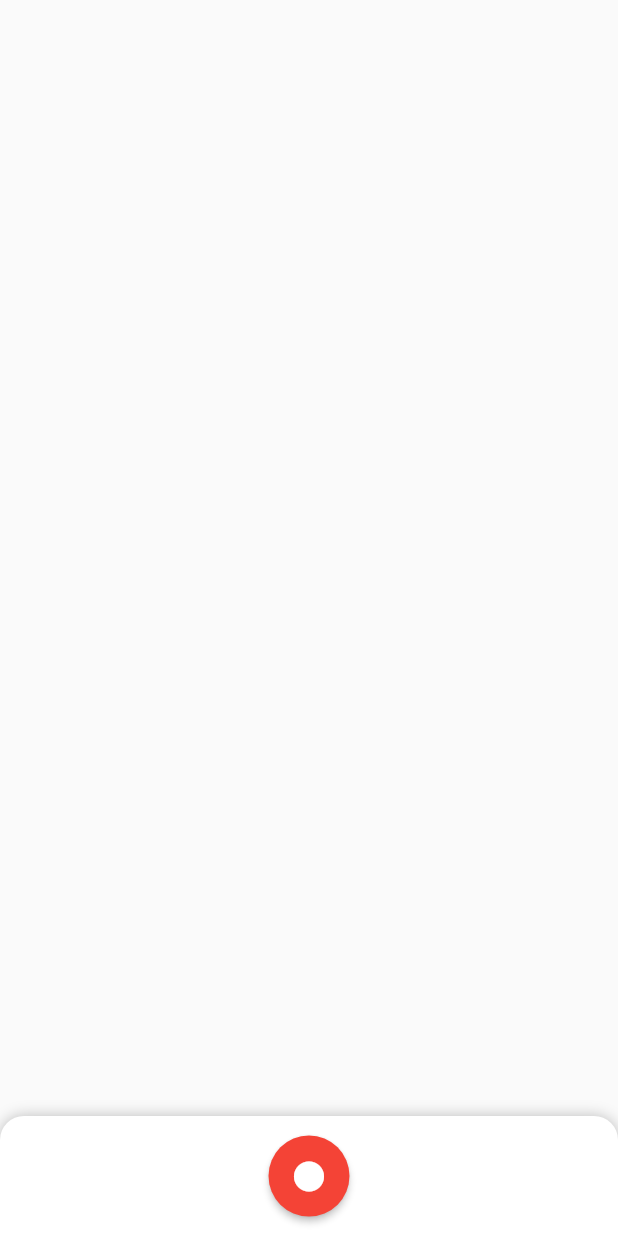
After one commit to KangRuiYu/voice_scribe, a Flutter app: the screen it shows after launch, on a phone screen of 412 x 824 dp. The commit adds this screen. Run offline on Flutter 3.47's test engine with Material 2 defaults, Android fonts, the phone set to English and light mode, and no system bars; drawn by our look-alikes of sliding_up_panel; our stand-ins replace permission_handler; missing offline and left inert: flutter_sound.

Commit message:
Pressing record slides up sheet

```diff
--- /dev/null
+++ b/lib/views/recorder_sliding_sheet.dart
@@ -0,0 +1,54 @@
+import 'package:flutter/material.dart';
+import 'package:provider/provider.dart';
+
+import 'package:sliding_up_panel/sliding_up_panel.dart';
+
+import 'package:voice_scribe/models/recorder.dart';
+import 'package:voice_scribe/views/recorder_widget.dart';
+import 'package:voice_scribe/views/custom_buttons.dart';
+
+class RecorderSlidingUpPanel extends StatelessWidget {
+  final PanelController _panelController = new PanelController();
+
+  Widget build(BuildContext context) {
+    print(true);
+    return ChangeNotifierProvider(
+      create: (context) => Recorder(),
+      child: SlidingUpPanel(
+        controller: _panelController,
+        minHeight: 80,
+        borderRadius: const BorderRadius.only(
+          topLeft: const Radius.circular(16),
+          topRight: const Radius.circular(16),
+        ),
+        body: const Center(),
+        collapsed: Consumer<Recorder>(
+          builder: (context, recorder, child) {
+            if (recorder.recording || recorder.paused) {
+              return Center(
+                child: MiniRecorderDisplay(recorder),
+              );
+            } else {
+              return Center(
+                child: CircularIconButton(
+                  iconData: Icons.fiber_manual_record_rounded,
+                  onPressed: () {
+                    recorder.startRecording();
+                    _panelController.open();
+                  },
+                ),
+              );
+            }
+          },
+        ),
+        panel: Consumer<Recorder>(
+          builder: (context, recorder, child) {
+            return Center(
+              child: RecorderDisplay(recorder),
+            );
+          },
+        ),
+      ),
+    );
+  }
+}
```
Also changed, not shown: lib/main.dart (+2 -19 lines), lib/views/recorder_widget.dart (+24 -14 lines).
